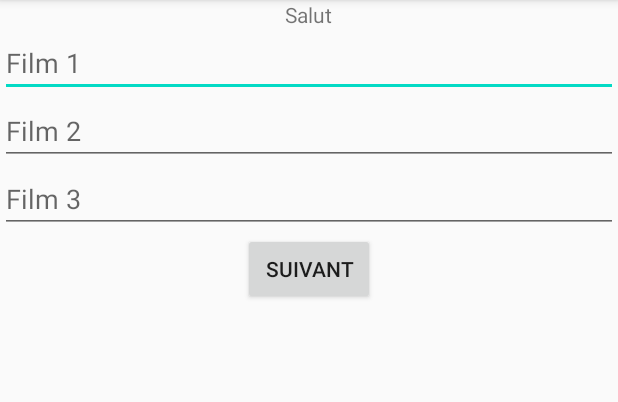
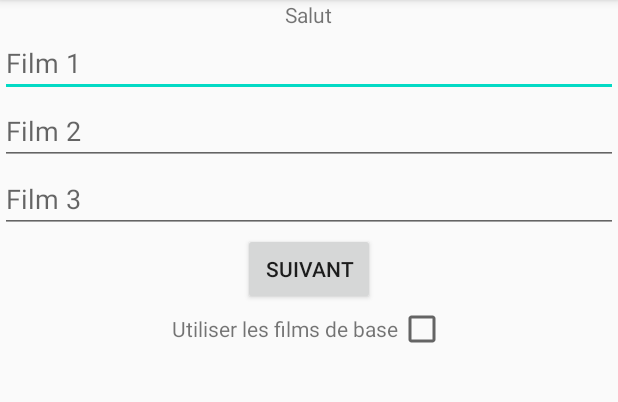
Before and after one commit to LeoBurette/PitchMe, an Android app: the SelectMovieActivity screen opened directly, with no data from a screen before it, on a phone screen of 412 x 824 dp, the part 84-486 px from its top. Run offline under Robolectric (Android 15) with nearby library versions, the phone set to English and light mode, and no system bars; 3 statements that could not run were skipped.

Commit message:
Base movie

```diff
--- a/app/src/main/java/com/example/pitchme/SelectMovieActivity.java
+++ b/app/src/main/java/com/example/pitchme/SelectMovieActivity.java
@@ -9,29 +9,51 @@ import android.content.Intent;
 import android.os.Bundle;
 import android.view.View;
 import android.widget.Button;
+import android.widget.CheckBox;
 import android.widget.EditText;
+import android.widget.NumberPicker;
 import android.widget.TextView;
+
+import com.example.pitchme.word.Dictionnaire;
 
 import java.util.ArrayList;
 
 public class SelectMovieActivity extends AppCompatActivity {
     ArrayList<String> movie;
+    ArrayList<String> joueurs;
+    CheckBox check ;
+    NumberPicker numberPicker ;
 
     @Override
     protected void onCreate(Bundle savedInstanceState) {
         movie = new ArrayList<String>();
         super.onCreate(savedInstanceState);
         setContentView(R.layout.activity_select_movie);
-        ArrayList<String> array = (ArrayList<String>)this.getIntent().getStringArrayListExtra("array");
+        joueurs = (ArrayList<String>)this.getIntent().getStringArrayListExtra("array");
+        check = (CheckBox)findViewById(R.id.mselectCheckbox);
 
         final EditText edit1 = (EditText)findViewById(R.id.editFilm1);
         final EditText edit2 = (EditText)findViewById(R.id.editFilm2);
         final EditText edit3 = (EditText)findViewById(R.id.editFilm3);
 
-        print(array, edit1, edit2, edit3, 0);
+        print(joueurs, edit1, edit2, edit3, 0);
+
+        numberPicker = (NumberPicker)findViewById(R.id.numberPicker);
+        numberPicker.setMinValue(1);
+        numberPicker.setMaxValue(Dictionnaire.getInstance().getMoviesSize()/joueurs.size());
     }
 
     public void print(final ArrayList arrayList, final EditText edit1, final EditText edit2, final EditText edit3, final int i){
+        check.setOnClickListener(new View.OnClickListener() {
+            @Override
+            public void onClick(View v) {
+                View layout = findViewById(R.id.mselectLayout);
+                if(layout.getVisibility() == View.VISIBLE)
+                    layout.setVisibility(View.INVISIBLE);
+                else
+                    layout.setVisibility(View.VISIBLE);
+            }
+        });
         if(i<arrayList.size()){
             String next = "C'est à " + arrayList.get(i) + " de choisir ses films. Veuillez en mettre au minimum 1, maximum 3. Tout le monde doit les connaitre";
             ((TextView)findViewById(R.id.selectText)).setText(next);
@@ -51,13 +73,25 @@ public class SelectMovieActivity extends AppCompatActivity {
                         edit3.getText().clear();
                     }
                     print(arrayList, edit1, edit2, edit3, i+1);
+                    findViewById(R.id.mselectText).setVisibility(View.INVISIBLE);
+                    check.setVisibility(View.INVISIBLE);
+                    if(check.isChecked())
+                        fin(true);
                 }
             });
         } else {
-            Intent intent = new Intent(SelectMovieActivity.this, PlayActivity.class);
-            intent.putExtra("Joueurs", arrayList);
-            intent.putExtra("Films", movie);
-            startActivity(intent);
+            fin(false);
         }
     }
+
+    private void fin(boolean preselect){
+        movie = Dictionnaire.getInstance().getMovies(joueurs.size()*3);
+        Intent intent = new Intent(SelectMovieActivity.this, PlayActivity.class);
+        intent.putExtra("Joueurs", joueurs);
+        intent.putExtra("Films", movie);
+        if(check.isChecked()){
+            intent.putExtra("Turn",numberPicker.getValue());
+        }
+        startActivity(intent);
+    }
 }
--- a/app/src/main/res/layout/activity_select_movie.xml
+++ b/app/src/main/res/layout/activity_select_movie.xml
@@ -39,4 +39,36 @@
         android:layout_gravity="center"
         android:text="Suivant"/>
 
+    <LinearLayout
+        android:layout_width="wrap_content"
+        android:layout_height="wrap_content"
+        android:layout_gravity="center">
+        <TextView
+            android:id="@+id/mselectText"
+            android:layout_width="wrap_content"
+            android:layout_height="wrap_content"
+            android:text="Utiliser les films de base"/>
+        <CheckBox
+            android:id="@+id/mselectCheckbox"
+            android:layout_width="wrap_content"
+            android:layout_height="wrap_content"/>
+    </LinearLayout>
+    <LinearLayout
+        android:visibility="invisible"
+        android:id="@+id/mselectLayout"
+        android:layout_width="wrap_content"
+        android:layout_height="wrap_content"
+        android:layout_gravity="center">
+        <TextView
+            android:id="@+id/mselectText2"
+            android:layout_width="wrap_content"
+            android:layout_height="wrap_content"
+            android:text="Nombre de tours"
+            android:layout_gravity="center"/>
+        <NumberPicker
+            android:id="@+id/numberPicker"
+            android:layout_width="wrap_content"
+            android:layout_height="wrap_content" />
+    </LinearLayout>
+
 </LinearLayout>
```
Also changed, not shown: app/src/main/java/com/example/pitchme/PlayActivity.java (+1 -6 lines), app/src/main/java/com/example/pitchme/word/Dictionnaire.java (+29 -2 lines), 2 other files.
